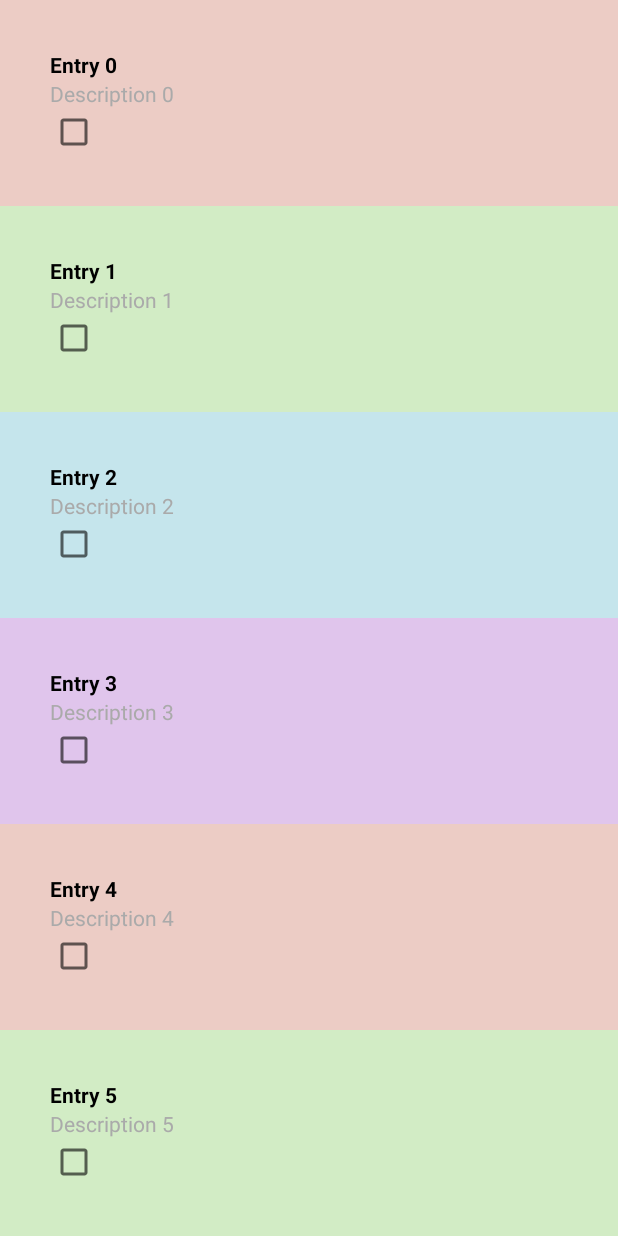
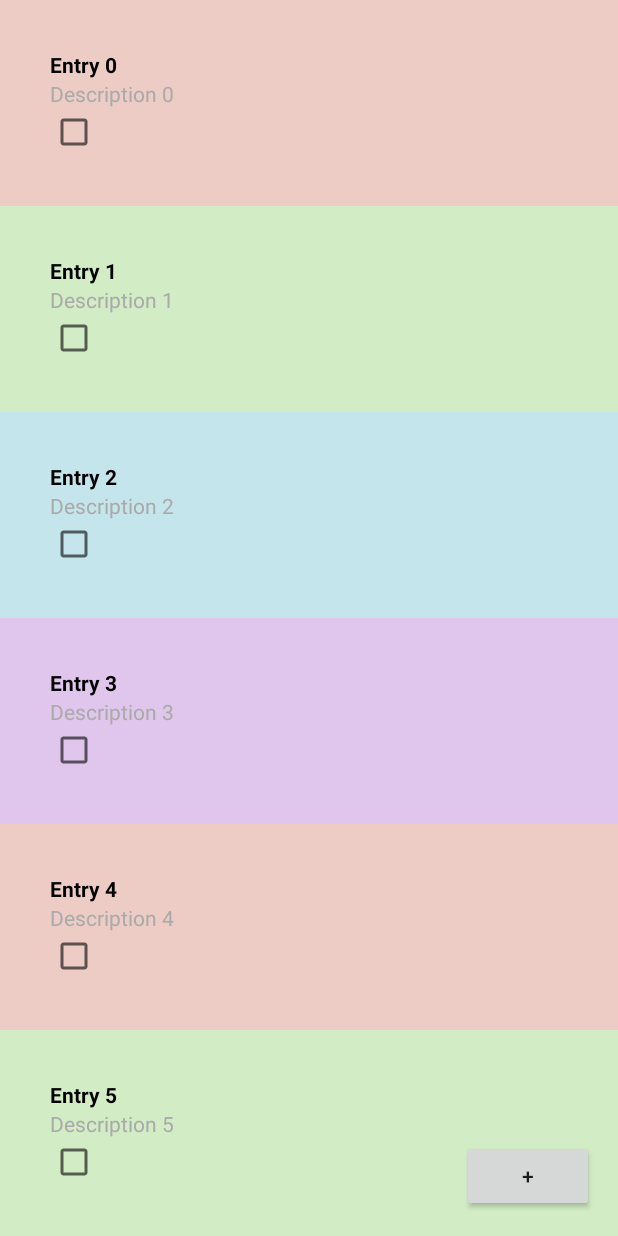
Before and after one commit to scc2758/KidsToDoApp, an Android app: the screen it shows after launch (MainActivity), on a phone screen of 412 x 824 dp. Run offline under Robolectric (Android 15) with nearby library versions, the phone set to English and light mode, and no system bars.

Commit message:
Added button

```diff
--- a/app/src/main/res/layout/activity_main.xml
+++ b/app/src/main/res/layout/activity_main.xml
@@ -2,6 +2,7 @@
 <androidx.constraintlayout.widget.ConstraintLayout xmlns:android="http://schemas.android.com/apk/res/android"
     xmlns:app="http://schemas.android.com/apk/res-auto"
     xmlns:tools="http://schemas.android.com/tools"
+    android:id="@+id/add_entry_button"
     android:layout_width="match_parent"
     android:layout_height="match_parent"
     tools:context=".MainActivity">
@@ -14,4 +15,14 @@
         app:layout_constraintEnd_toEndOf="parent"
         app:layout_constraintStart_toStartOf="parent"
         app:layout_constraintTop_toTopOf="parent" />
+
+    <Button
+        android:id="@+id/button"
+        android:layout_width="wrap_content"
+        android:layout_height="wrap_content"
+        android:layout_marginEnd="16dp"
+        android:layout_marginBottom="16dp"
+        android:text="+"
+        app:layout_constraintBottom_toBottomOf="parent"
+        app:layout_constraintEnd_toEndOf="parent" />
 </androidx.constraintlayout.widget.ConstraintLayout>
```
